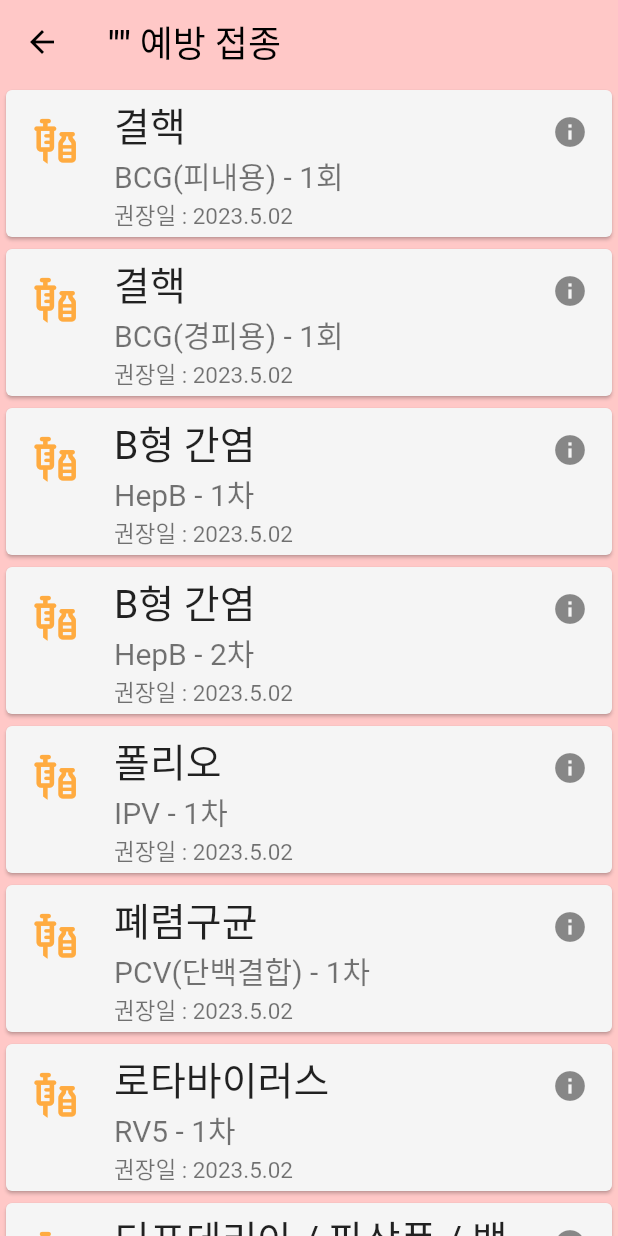
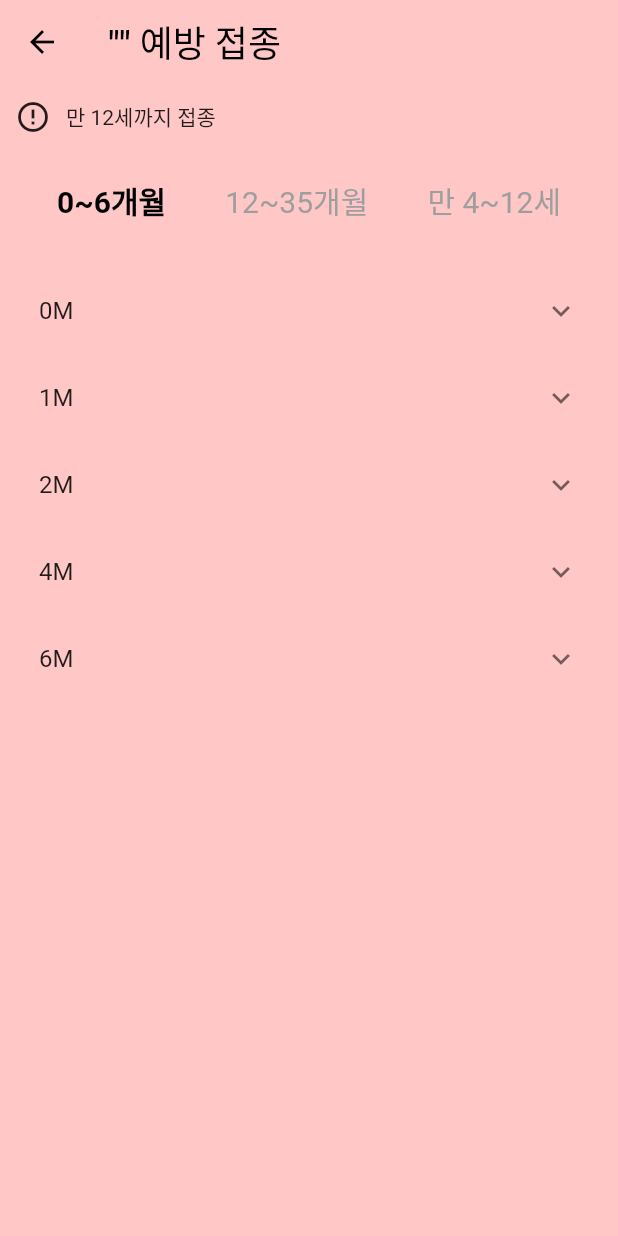
Before and after one commit to Mmm2927/LSTM, a Flutter app: the BabyVaccination screen opened directly with empty values, on a phone screen of 412 x 824 dp. Run offline on Flutter 3.47's test engine with Material 2 defaults, Android fonts, the phone set to English and light mode, and no system bars; our stand-ins replace dio, easy_localization, flutter_holo_date_picker, flutter_secure_storage, flutter_switch, get and 5 more; missing offline and left inert: dart:ffi, flutter_mjpeg, horizontal_picker, jwt_decode, omni_datetime_picker, time_range_picker; accounts and stored records are empty; Roboto replaces fonts that are missing (basic).

Commit message:
:art: 예방접종 수정

```diff
--- a/lib/models/model.dart
+++ b/lib/models/model.dart
@@ -141,3 +141,10 @@ class growthRecord{
     "date": date
   };
 }
+class Vaccine {
+  final String type;    // 타이틀
+  final String content;   // 내용
+  late DateTime inoculationDate;    // 접종 날짜
+  late bool isInoculation;    // 접종 여부
+  Vaccine({required this.type, required this.content});
+}
--- a/lib/screens/HomePage/baby_vaccination.dart
+++ b/lib/screens/HomePage/baby_vaccination.dart
@@ -1,33 +1,90 @@
+import 'package:dio/dio.dart';
 import 'package:easy_localization/easy_localization.dart';
 import 'package:flutter/material.dart';
+import 'package:bob/models/model.dart';
 
 class BabyVaccination extends StatefulWidget {
-  final String babyname;
-  final DateTime babybirth;
-
-  const BabyVaccination(this.babyname, this.babybirth, {Key? key}) : super(key: key);
+  final Baby baby;
+  const BabyVaccination(this.baby, {Key? key}) : super(key: key);
 
   @override
   State<BabyVaccination> createState() => _BabyVaccination();
 }
 
 class _BabyVaccination extends State<BabyVaccination> {
-
-  late DateTime birth;
-  var now = new DateTime.now();
-
+  late int currentMode;
+  late Map<String, List<Widget>> vaccines1;
+  late Map<String, List<Widget>> vaccines2;
+  late Map<String, List<Widget>> vaccines3;
+  late List<Map<String, List<Widget>>> vaccinesAll;
   @override
   void initState() {
-    // TODO: implement initState
+    getVaccinateList();
+    // 개월 수에 따라 선택 하도록!
+    int duration = (DateTime.now()).difference(widget.baby.birth).inDays ~/ 30;
+    if(duration<=6){
+      currentMode = 0;
+    }else if(12<=duration && duration<=35){
+      currentMode = 1;
+    }else{
+      currentMode = 2;
+    }
     super.initState();
-    birth = widget.babybirth;
   }
+  getVaccinateList(){
+    // id :
+    print(widget.baby.relationInfo.BabyId);
+    vaccines1 = {
+      '0M':[
+        drawVaccineOne('결핵', 'BCG(경피용) - 1회'),
+        drawVaccineOne('결핵', 'BCG(피내용) - 1회'),
+        drawVaccineOne('B형 간염', 'HepB - 1차'),
+      ],
+      '1M':[
+        drawVaccineOne('B형 간염', 'HepB - 2차'),
+      ],
+      '2M':[
+        drawVaccineOne('B형 간염', 'HepB - 2차'),
+      ],
+      '4M':[
 
-  final List<Vaccine> vaccines = [
-    Vaccine(type: '결핵', content: 'BCG(피내용) - 1회'),
-    Vaccine(type: '결핵', content: 'BCG(경피용) - 1회'),
-    Vaccine(type: 'B형 간염', content: 'HepB - 1차'),
-    Vaccine(type: 'B형 간염', content: 'HepB - 2차'),
+      ],
+      '6M':[
+
+      ]
+    };
+    vaccines2 = {
+      '0':[
+        drawVaccineOne('결핵', 'BCG(경피용) - 1회'),
+      ],
+    };
+    vaccines3 = {
+      '4세':[
+        drawVaccineOne('디프테리아 / 파상풍 / 백일해', 'DTaP - 추5차'),
+        drawVaccineOne('폴리오', 'PV - 추4차'),
+        drawVaccineOne('홍역 / 유행성 이하선염 / 풍진', 'MMR - 2차'),
+      ],
+      '6세':[
+        drawVaccineOne('디프테리아 / 파상풍 / 백일해', 'DTaP - 추6차'),
+        drawVaccineOne('폴리오', 'PV - 추4차'),
+        drawVaccineOne('홍역 / 유행성 이하선염 / 풍진', 'MMR - 2차'),
+        drawVaccineOne('일본뇌염', 'IJEV(사백신) - 추4차'),
+      ],
+      '11세':[
+        drawVaccineOne('디프테리아 / 파상풍 / 백일해', 'DTaP - 추6차'),
+      ],
+      '12세':[
+        drawVaccineOne('디프테리아 / 파상풍 / 백일해', 'DTaP - 추6차'),
+        drawVaccineOne('일본뇌염', 'IJEV(사백신) - 추5차'),
+        drawVaccineOne('사람유두종바이러스','HPV2 / HPV4 - 1차'),
+        drawVaccineOne('사람유두종바이러스','HPV2 / HPV4 - 2차'),
+      ],
+
+    };
+    vaccinesAll = [vaccines1, vaccines2, vaccines3];
+  }
+  /*final List<Vaccine> vaccines = [
+
     Vaccine(type: '폴리오', content: 'IPV - 1차'),
     Vaccine(type: '폐렴구균', content: 'PCV(단백결합) - 1차'),
     Vaccine(type: '로타바이러스', content: 'RV5 - 1차'),
@@ -75,17 +132,17 @@ class _BabyVaccination extends State<BabyVaccination> {
     Vaccine(type: '인플루엔자', content: 'IIV(사백신)'),
     Vaccine(type: '인플루엔자', content: 'IIV(사백신)'),
     Vaccine(type: '인플루엔자', content: 'LAIV(생백신)'),
-    Vaccine(type: '홍역 / 유행성이하선염 / 풍진', content: 'MMR - 2차'),
-    Vaccine(type: '폴리오', content: 'PV - 추4차'),
+    // Vaccine(type: '홍역 / 유행성이하선염 / 풍진', content: 'MMR - 2차'),
+    // Vaccine(type: '폴리오', content: 'PV - 추4차'),
     Vaccine(type: '디프테리아 / 파상풍 / 백일해', content: 'DTaP - 추5차'),
-    Vaccine(type: '일본뇌염', content: 'IJEV(사백신) - 추4차'),
-    Vaccine(type: '디프테리아 / 파상풍 / 백일해', content: 'Td / TdaP - 추6차'),
+    // Vaccine(type: '일본뇌염', content: 'IJEV(사백신) - 추4차'),
+    //Vaccine(type: '디프테리아 / 파상풍 / 백일해', content: 'Td / TdaP - 추6차'),
     Vaccine(type: '사람유두종바이러스', content: 'HPV2 / HPV4 - 1차'),
     Vaccine(type: '일본뇌염', content: 'IJEV(사백신) - 추5차'),
     Vaccine(type: '사람유두종바이러스', content: 'HPV2 / HPV4 - 2차'),
-  ];
+  ];*/
 
-  void showPopup() {
+  /*void showPopup() {
     showDialog(
         context: context,
         builder: (context){
@@ -110,7 +167,7 @@ class _BabyVaccination extends State<BabyVaccination> {
           );
         }
         );
-  }
+  }*/
 
   @override
   Widget build(BuildContext context) {
@@ -119,42 +176,86 @@ class _BabyVaccination extends State<BabyVaccination> {
           backgroundColor: const Color(0xffffc8c7),
           elevation: 0.0,
           iconTheme : const IconThemeData(color: Colors.black),
-        title: Text('"${widget.babyname}" 예방 접종', style: TextStyle(color: Colors.black,fontSize: 24)),
+          title: Text('"${widget.baby.name}" 예방 접종', style: TextStyle(color: Colors.black,fontSize: 24)),
         ),
         body: Container(
-        color: Color(0xffffc8c7),
-        child: ListView(
-          children: vaccines.map((e) =>
-          Card(
-            color: Colors.grey[100],
-            child: ListTile(
-              leading: Icon(Icons.vaccines_outlined, size: 35,color: Colors.orangeAccent,),
-              title: Text(e.type,style: TextStyle(fontSize: 26),),
-              subtitle: Column(
-                crossAxisAlignment: CrossAxisAlignment.start,
+          color: const Color(0xffffc8c7),
+          padding: const EdgeInsets.all(10),
+          child: Column(
             children: [
-                  Text(e.content, style: TextStyle(fontSize: 20),),
-                  // Text('${widget.babybirth}', style: TextStyle(fontSize: 20),)
-                  Text('권장일 : '+DateFormat('yyyy.M.dd').format(widget.babybirth), style: TextStyle(fontSize: 15),)
+              Row(
+                children: const [
+                  Icon(Icons.error_outline),
+                  SizedBox(width: 10,),
+                  Text('만 12세까지 접종')
                 ],
               ),
-              isThreeLine: true,
-              trailing: Icon(Icons.info),
-              onTap: (){
-                showPopup();
-              },
+              Padding(
+                  padding: const EdgeInsets.fromLTRB(20, 20, 20, 20),
+                  child: Row(
+                    mainAxisAlignment: MainAxisAlignment.spaceBetween,
+                    children: [
+                      chooseDate('0~6개월', 0),
+                      chooseDate('12~35개월', 1),
+                      chooseDate('만 4~12세', 2),
+                    ],
+                  )
               ),
-          )
-          ).toList(),
+              DrawTable()
+            ],
           ),
         )
     );
   }
+  Widget chooseDate(String title, int mode){
+    return TextButton(
+        onPressed: (){
+          setState(() {
+            currentMode = mode;
+          });
+        },
+        child: Text(title, style: TextStyle(color: (currentMode==mode?Colors.black:Colors.grey),fontSize: 20,fontWeight: (currentMode==mode?FontWeight.bold:FontWeight.normal)))
+    );
   }
-
-class Vaccine {
-  final String type;
-  final String content;
-
-  Vaccine({required this.type, required this.content});
+  Widget drawVaccineOne(String title, String content){
+    return Container(
+      decoration: BoxDecoration(
+        color: Colors.white,
+        borderRadius: BorderRadius.circular(12),
+        border: Border.all(width: 0.5,color: Colors.grey)
+      ),
+      margin: EdgeInsets.all(5),
+      padding: EdgeInsets.all(25),
+      width: double.infinity,
+      child: Row(
+        children: [
+          Image.asset('assets/images/injection.png',scale: 15),
+          Container(
+            padding: EdgeInsets.only(left: 10),
+            child: Column(
+              crossAxisAlignment: CrossAxisAlignment.center,
+              children: [
+                Text(title,style: TextStyle(fontWeight: FontWeight.bold, fontSize: 15)),
+                Text(content)
+              ],
+            )
+          )
+        ],
+      )
+    );
   }
+  Widget DrawTable(){
+    return Expanded(
+        child: ListView.builder(
+            itemCount: vaccinesAll[currentMode].keys.length,
+            itemBuilder: (BuildContext ctx, int idx){
+              String myKey = vaccinesAll[currentMode].keys.toList()[idx];
+              return ExpansionTile(
+                  title: Text(myKey),
+                  children: vaccinesAll[currentMode][myKey]!.toList()
+              );
+            }
+        )
+    );
+  }
+}
--- a/lib/screens/main_1_home.dart
+++ b/lib/screens/main_1_home.dart
@@ -514,11 +514,7 @@ class _Main_home extends State<Main_Home>{
                                 children: [
                                   GestureDetector(
                                       onTap: () {
-                                        Navigator.push(
-                                          context,
-                                          MaterialPageRoute(builder: (context) =>
-                                              BabyVaccination(widget.babies[babyIdx].name, widget.babies[babyIdx].birth)),
-                                        );
+                                        Get.to(()=>BabyVaccination(widget.babies[babyIdx]));
                                       },
                                       child: Container(
                                         padding: EdgeInsets.all(10),
--- a/pubspec.yaml
+++ b/pubspec.yaml
@@ -86,6 +86,7 @@ flutter:
     - assets/translations/
     - assets/images/logo.png
     - assets/images/baby.png
+    - assets/images/injection.png
   #   - images/a_dot_ham.jpeg
 
   # An image asset can refer to one or more resolution-specific "variants", see
```
Also changed, not shown: assets/images/injection.png (added). Lines whose indentation alone changed are shown as unchanged.
